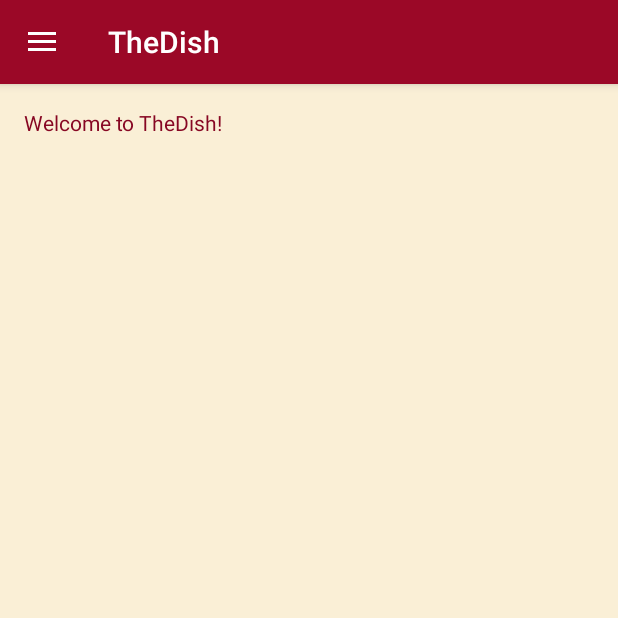
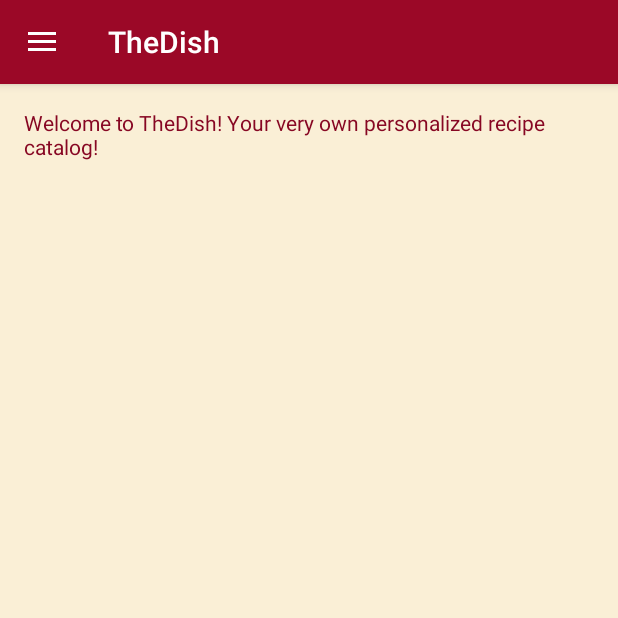
Before and after one commit to megsword/CS449Project, an Android app: the screen it shows after launch (MainActivity), on a phone screen of 412 x 824 dp, the top half of it. Run offline under Robolectric (Android 15) with nearby library versions, the phone set to English and light mode, and no system bars.

Commit message:
Iteration #1

```diff
--- a/app/src/main/java/edu/umkc/mes6ybmail/thedish/MainActivity.java
+++ b/app/src/main/java/edu/umkc/mes6ybmail/thedish/MainActivity.java
@@ -19,7 +19,6 @@ public class MainActivity extends AppCompatActivity
         implements NavigationView.OnNavigationItemSelectedListener {
     public final static String EXTRA_DATA = "edu.umkc.mes6ybmail.thedish.RECIPEDATA";
     static final private String TAG = "The Dish";
-
     @Override
     protected void onCreate(Bundle savedInstanceState) {
 
--- a/app/src/main/res/layout/content_main.xml
+++ b/app/src/main/res/layout/content_main.xml
@@ -16,6 +16,6 @@
     <TextView
         android:layout_width="wrap_content"
         android:layout_height="wrap_content"
-        android:text="Welcome to TheDish! "
+        android:text="Welcome to TheDish! Your very own personalized recipe catalog!"
         android:textColor="@color/colorPrimaryDark"/>
 </RelativeLayout>
```
Also changed, not shown: app/src/main/recipe_icon-web.png, app/src/main/res/mipmap-hdpi/add_icon.png (deleted), app/src/main/res/mipmap-hdpi/favorite_icon.png (deleted), app/src/main/res/mipmap-hdpi/recipe_icon.png (renamed from app/src/main/res/mipmap-hdpi/recipes_icon.png), app/src/main/res/mipmap-mdpi/add_icon.png (deleted), app/src/main/res/mipmap-mdpi/favorite_icon.png (deleted), app/src/main/res/mipmap-mdpi/recipe_icon.png (renamed from app/src/main/res/mipmap-mdpi/recipes_icon.png), app/src/main/res/mipmap-xhdpi/add_icon.png (deleted), app/src/main/res/mipmap-xhdpi/favorite_icon.png (deleted), app/src/main/res/mipmap-xhdpi/recipe_icon.png (renamed from app/src/main/res/mipmap-xhdpi/recipes_icon.png), app/src/main/res/mipmap-xxhdpi/add_icon.png (deleted), app/src/main/res/mipmap-xxhdpi/favorite_icon.png (deleted), app/src/main/res/mipmap-xxhdpi/recipe_icon.png (renamed from app/src/main/res/mipmap-xxhdpi/recipes_icon.png), app/src/main/res/mipmap-xxxhdpi/add_icon.png (deleted), 2 more files.
